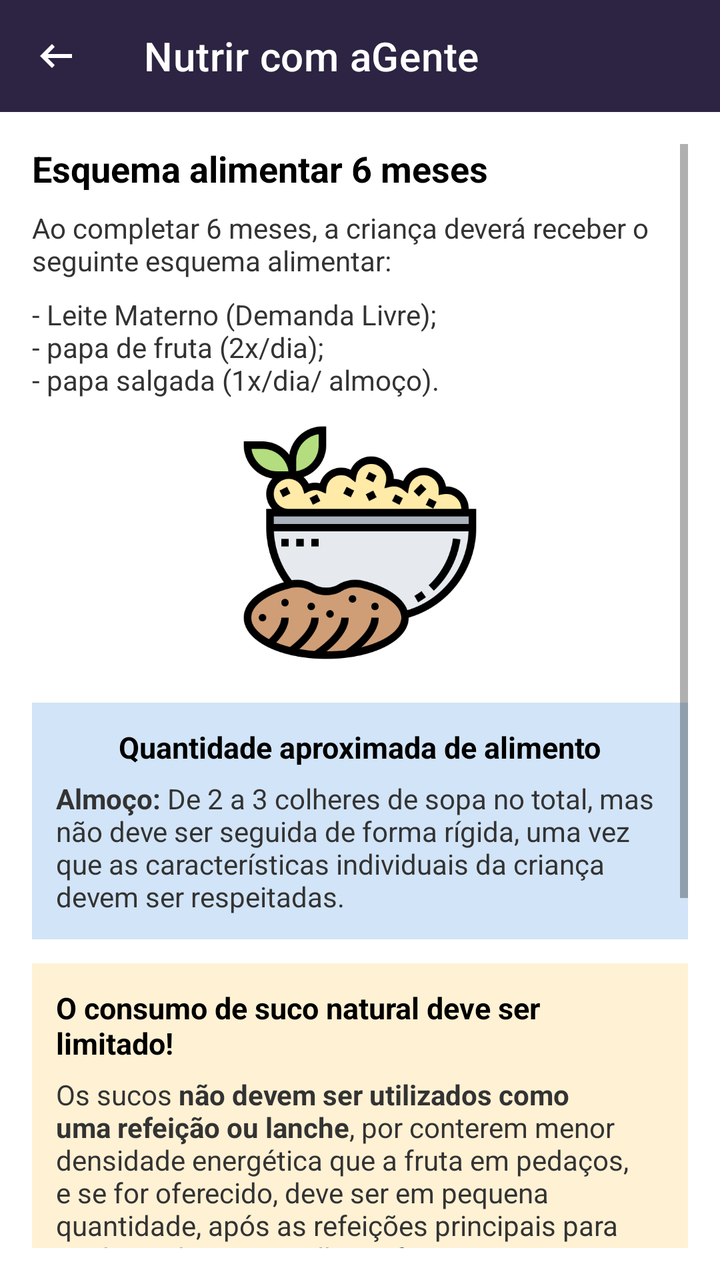
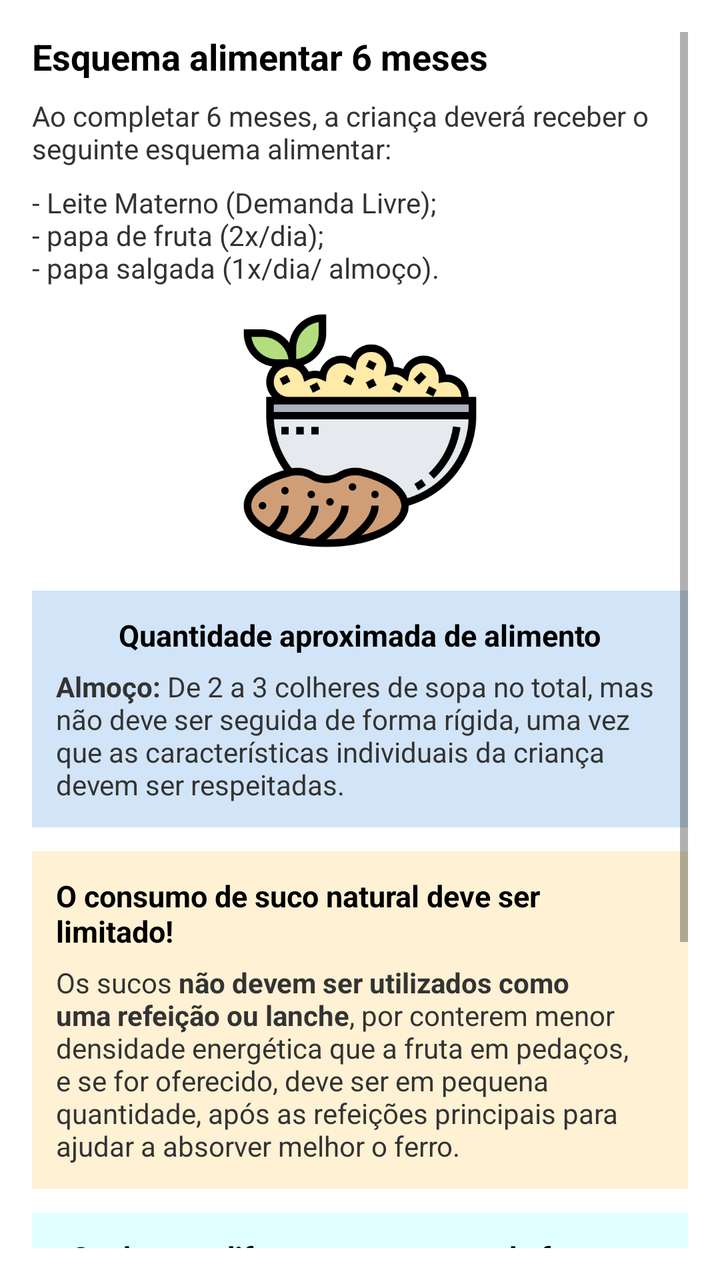

Two renders of the same Android screen: before a commit and after it. Below are the layout's source before the change and the commit's diff.
<!-- AndroidManifest.xml: application theme Theme.NutrirAGente -->
<!-- res/layout/dietary_plan6.xml -->
<?xml version="1.0" encoding="utf-8"?>
<LinearLayout xmlns:android="http://schemas.android.com/apk/res/android"
    xmlns:app="http://schemas.android.com/apk/res-auto"
    android:layout_width="match_parent"
    android:layout_height="match_parent"
    android:orientation="vertical"
    android:background="#FFFFFF">

    
    <androidx.appcompat.widget.Toolbar
        android:id="@+id/toolbar"
        android:layout_width="match_parent"
        android:layout_height="?attr/actionBarSize"
        app:navigationIcon="@drawable/ic_arrow_back"
        android:background="#2C2442"
        app:title="@string/app_name"
        app:titleTextColor="@android:color/white" />
    

    
    <ScrollView
        android:layout_width="match_parent"
        android:layout_height="match_parent"
        android:padding="16dp">

        <LinearLayout
            android:layout_width="match_parent"
            android:layout_height="wrap_content"
            android:orientation="vertical">

            
            <TextView
                android:layout_width="wrap_content"
                android:layout_height="wrap_content"
                android:layout_marginBottom="8dp"
                android:text="@string/scheme_title"
                android:textColor="#000000"
                android:textSize="18sp"
                android:textStyle="bold" />

            
            <TextView
                android:layout_width="wrap_content"
                android:layout_height="wrap_content"
                android:layout_marginBottom="8dp"
                android:text="@string/intro_text"
                android:textColor="#333333"
                android:textSize="14sp" />

            
            <TextView
                android:layout_width="wrap_content"
                android:layout_height="wrap_content"
                android:layout_marginBottom="12dp"
                android:text="@string/items_list"
                android:textColor="#333333"
                android:textSize="14sp" />

            
            <ImageView
                android:layout_width="120dp"
                android:layout_height="120dp"
                android:layout_gravity="center"
                android:layout_marginBottom="16dp"
                android:contentDescription="@string/img_desc"
                android:src="@drawable/pure_batata" />

            
            <LinearLayout
                android:layout_width="match_parent"
                android:layout_height="wrap_content"
                android:layout_marginTop="4dp"
                android:layout_marginBottom="12dp"
                android:background="#D2E4F7"
                android:orientation="vertical"
                android:padding="12dp">

                <TextView
                    android:layout_width="wrap_content"
                    android:layout_height="wrap_content"
                    android:layout_marginBottom="6dp"
                    android:text="@string/blue_card_title"
                    android:textColor="#000000"
                    android:textSize="15sp"
                    android:textStyle="bold"
                    android:layout_gravity="center_horizontal"
                    />

                <TextView
                    android:layout_width="wrap_content"
                    android:layout_height="wrap_content"
                    android:text="@string/blue_card_text"
                    android:textColor="#333333"
                    android:textSize="14sp" />
            </LinearLayout>

            
            <LinearLayout
                android:layout_width="match_parent"
                android:layout_height="wrap_content"
                android:layout_marginBottom="12dp"
                android:background="#FFF1D4"
                android:orientation="vertical"
                android:padding="12dp">

                <TextView
                    android:layout_width="wrap_content"
                    android:layout_height="wrap_content"
                    android:layout_marginBottom="6dp"
                    android:text="@string/yellow_card_title"
                    android:textColor="#000000"
                    android:textSize="15sp"
                    android:textStyle="bold"
                    android:layout_gravity="center_horizontal"
                    />

                <TextView
                    android:layout_width="wrap_content"
                    android:layout_height="wrap_content"
                    android:text="@string/text6m"
                    android:textColor="#333333"
                    android:textSize="14sp" />
            </LinearLayout>

            
            <LinearLayout
                android:layout_width="match_parent"
                android:layout_height="wrap_content"
                android:layout_marginBottom="12dp"
                android:background="#E0FFFF"
                android:orientation="vertical"
                android:padding="12dp">

                <TextView
                    android:layout_width="wrap_content"
                    android:layout_height="wrap_content"
                    android:layout_marginBottom="6dp"
                    android:text="@string/cian_card_title"
                    android:textColor="#000000"
                    android:textSize="15sp"
                    android:textStyle="bold"
                    android:gravity="center"

                    />

                <TextView
                    android:layout_width="wrap_content"
                    android:layout_height="wrap_content"
                    android:text="@string/papa_de_fruta"
                    android:textColor="#333333"
                    android:textSize="14sp" />

                 <TextView
                    android:layout_width="wrap_content"
                    android:layout_height="wrap_content"
                    android:text="@string/papa_salgada"
                    android:textColor="#333333"
                    android:textSize="14sp" />
            </LinearLayout>

        </LinearLayout>
    </ScrollView>
</LinearLayout>
<!-- resources referenced by this layout -->
<resources>
  <!-- drawable ic_arrow_back (drawable) -->
  <vector xmlns:android="http://schemas.android.com/apk/res/android" android:autoMirrored="true" android:height="24dp" android:tint="@color/white" android:viewportHeight="960" android:viewportWidth="960" android:width="24dp">
        
      <path android:fillColor="@android:color/white" android:pathData="M400,720L160,480L400,240L456,298L314,440L800,440L800,520L314,520L456,662L400,720Z"/>
      
  </vector>
  <!-- drawable pure_batata: png bitmap (drawable, 38282 bytes) -->
  <string name="app_name">Nutrir com aGente</string>
  <string name="blue_card_text"><b>Almoço:</b> De 2 a 3 colheres de sopa no total, mas não deve ser seguida de forma rígida, uma vez que as características individuais da criança devem ser respeitadas.</string>
  <string name="blue_card_title">Quantidade aproximada de alimento</string>
  <string name="cian_card_title">Conheça a diferença entre papa de fruta e a papa salgada!</string>
  <string name="img_desc">Imagem de comida</string>
  <string name="intro_text">Ao completar 6 meses, a criança deverá receber o seguinte esquema alimentar:</string>
  <string name="items_list">- Leite Materno (Demanda Livre);\n- papa de fruta (2x/dia);\n- papa salgada (1x/dia/ almoço).</string>
  <string name="papa_de_fruta">"•<b>Papa de fruta</b>: essa expressão tem como objetivo enfatizar a consistência com que deve ser oferecido esse alimento, ou seja, <b>amassado</b> ou <b>raspado</b>;"</string>
  <string name="papa_salgada">"•<b>Papa salgada</b>: essa expressão é utilizada para os pais na orientação da composição da dieta da criança e para <b>diferenciá-la das papas de frutas</b>, contudo <b>NÃO</b> quer dizer que essa deve conter sal e temperos, e sim, um alimento de cada grupo."</string>
  <string name="scheme_title">Esquema alimentar 6 meses</string>
  <string name="text6m">
      Os sucos <b>não devem ser utilizados como uma refeição ou lanche</b>, por conterem menor densidade energética que a fruta em pedaços, e se for oferecido, deve ser em pequena quantidade, após as refeições principais para ajudar a absorver melhor o ferro.
      </string>
  <string name="yellow_card_title">O consumo de suco natural deve ser limitado!</string>
  <style name="Theme.NutrirAGente" parent="Theme.MaterialComponents.Light.NoActionBar">
          
          <item name="colorPrimary">@color/purple_500</item>
          <item name="colorPrimaryVariant">@color/blue_toolbar</item>
          <item name="colorOnPrimary">@color/white</item>
          <item name="colorOnPrimaryFixedVariant">@color/blue_toolbar</item>
          
          <item name="colorSecondary">@color/teal_200</item>
          <item name="colorSecondaryVariant">@color/teal_700</item>
          <item name="colorOnSecondary">@color/black</item>
          
          <item name="android:statusBarColor">@color/blue_toolbar</item>
          
      </style>
  <color name="white">#FFFFFFFF</color>
  <color name="purple_500">#FF6200EE</color>
  <color name="blue_toolbar">#272643</color>
  <color name="teal_200">#FF03DAC5</color>
  <color name="teal_700">#FF018786</color>
  <color name="black">#FF000000</color>
</resources>

<!-- the commit's change to res/layout/dietary_plan6.xml (unified diff, before → after) -->
@@ -6,16 +6,7 @@
     android:orientation="vertical"
     android:background="#FFFFFF">
 
-    
-    <androidx.appcompat.widget.Toolbar
-        android:id="@+id/toolbar"
-        android:layout_width="match_parent"
-        android:layout_height="?attr/actionBarSize"
-        app:navigationIcon="@drawable/ic_arrow_back"
-        android:background="#2C2442"
-        app:title="@string/app_name"
-        app:titleTextColor="@android:color/white" />
-    
+
 
     
     <ScrollView
<!-- resource entries referenced after the edit -->
@@ -1,13 +1,6 @@
 <!-- resources referenced by this layout -->
 <resources>
-  <!-- drawable ic_arrow_back (drawable) -->
-  <vector xmlns:android="http://schemas.android.com/apk/res/android" android:autoMirrored="true" android:height="24dp" android:tint="@color/white" android:viewportHeight="960" android:viewportWidth="960" android:width="24dp">
-        
-      <path android:fillColor="@android:color/white" android:pathData="M400,720L160,480L400,240L456,298L314,440L800,440L800,520L314,520L456,662L400,720Z"/>
-      
-  </vector>
   <!-- drawable pure_batata: png bitmap (drawable, 38282 bytes) -->
-  <string name="app_name">Nutrir com aGente</string>
   <string name="blue_card_text"><b>Almoço:</b> De 2 a 3 colheres de sopa no total, mas não deve ser seguida de forma rígida, uma vez que as características individuais da criança devem ser respeitadas.</string>
   <string name="blue_card_title">Quantidade aproximada de alimento</string>
   <string name="cian_card_title">Conheça a diferença entre papa de fruta e a papa salgada!</string>
